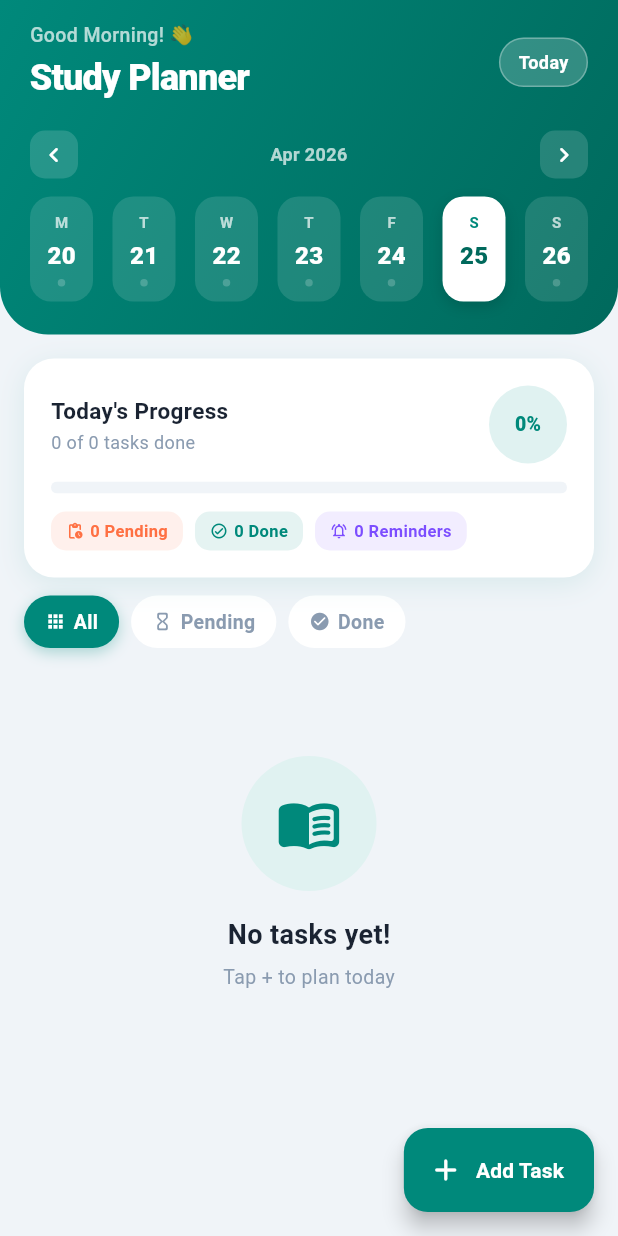
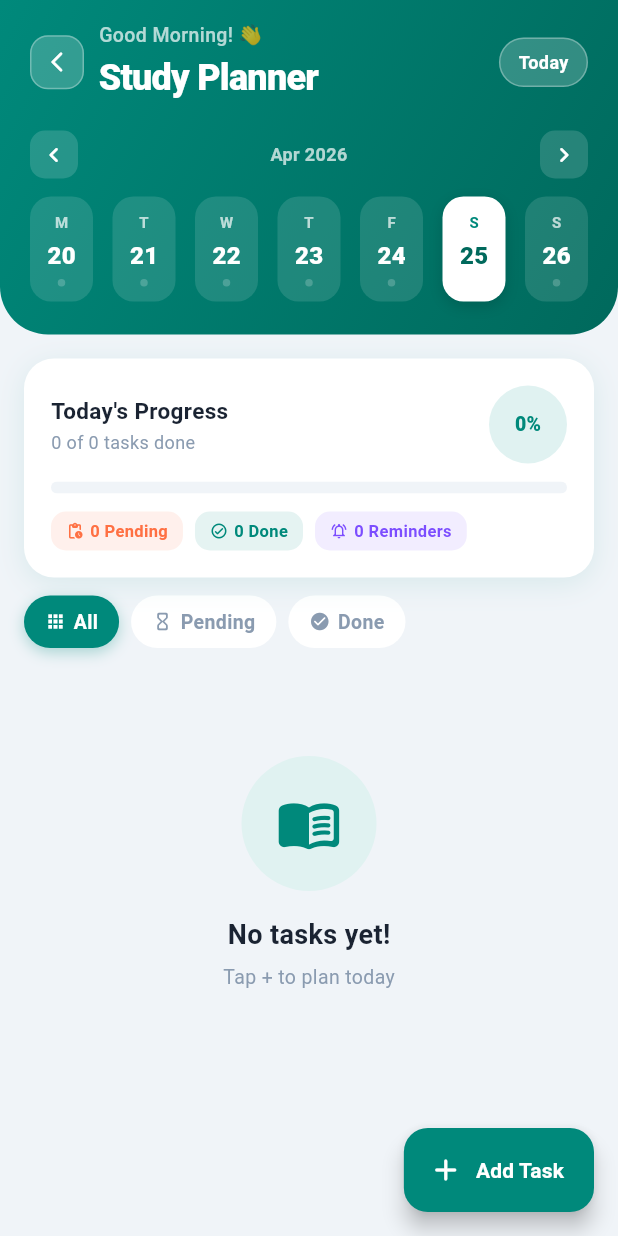
Before and after one commit to SrushtiTarate8/college-student-app, a Flutter app: the screen it shows after launch, after a tap on "Study Planner", on a phone screen of 412 x 824 dp. Run offline on Flutter 3.47's test engine with Material 3 defaults, Android fonts, the phone set to English and light mode, and no system bars; our stand-ins replace flutter_local_notifications, hive_flutter, shared_preferences, timezone; accounts and stored records are empty.

Commit message:
Updated planner screen

```diff
--- a/lib/screens/planner_screen.dart
+++ b/lib/screens/planner_screen.dart
@@ -13,7 +13,7 @@ final FlutterLocalNotificationsPlugin _notifPlugin =
 FlutterLocalNotificationsPlugin();
 
 Future<void> initNotifications() async {
-  tzdata.initializeTimeZones(); // ✅ ENABLE this (important for scheduling)
+  tzdata.initializeTimeZones();
 
   const androidSettings =
   AndroidInitializationSettings('@mipmap/ic_launcher');
@@ -39,14 +39,10 @@ Future<void> initNotifications() async {
     onDidReceiveNotificationResponse: (details) {},
   );
 
-  // ✅ Only THIS permission (safe)
   await _notifPlugin
       .resolvePlatformSpecificImplementation<
       AndroidFlutterLocalNotificationsPlugin>()
       ?.requestNotificationsPermission();
-
-  // ❌ REMOVE THIS LINE (causing settings screen + white screen)
-  // ?.requestExactAlarmsPermission();
 
   await _notifPlugin
       .resolvePlatformSpecificImplementation<
@@ -140,7 +136,7 @@ class Task {
   bool reminderOn;
   String colorHex;
   String priority;
-  String dateKey; // "yyyy-MM-dd"
+  String dateKey;
 
   Task({
     required this.id,
@@ -234,7 +230,6 @@ class _PlannerHomeScreenState extends State<PlannerHomeScreen>
   late AnimationController _fabAnimCtrl;
   late Animation<double> _fabAnim;
 
-  // Selected date (defaults to today)
   late DateTime _selectedDate;
   late DateTime _weekStart;
 
@@ -260,8 +255,6 @@ class _PlannerHomeScreenState extends State<PlannerHomeScreen>
     _fabAnimCtrl.dispose();
     super.dispose();
   }
-
-  // ── Persistence ────────────────────────────────────────────────────────────
 
   void _loadTasks() {
     final raw = _box.get('tasks', defaultValue: []) ?? [];
@@ -352,8 +345,6 @@ class _PlannerHomeScreenState extends State<PlannerHomeScreen>
     }
   }
 
-  // ── Derived ────────────────────────────────────────────────────────────────
-
   String get _selectedKey => Task.keyFromDate(_selectedDate);
 
   List<Task> get _dayTasks =>
@@ -389,15 +380,11 @@ class _PlannerHomeScreenState extends State<PlannerHomeScreen>
     return _allTasks.where((t) => t.dateKey == key).length;
   }
 
-  // ── Navigation ─────────────────────────────────────────────────────────────
-
   void _prevWeek() =>
       setState(() => _weekStart = _weekStart.subtract(const Duration(days: 7)));
 
   void _nextWeek() =>
       setState(() => _weekStart = _weekStart.add(const Duration(days: 7)));
-
-  // ── Build ──────────────────────────────────────────────────────────────────
 
   @override
   Widget build(BuildContext context) {
@@ -458,8 +445,6 @@ class _PlannerHomeScreenState extends State<PlannerHomeScreen>
     );
   }
 
-  // ── Header with interactive week strip ─────────────────────────────────────
-
   Widget _buildHeader() {
     final months = [
       'Jan','Feb','Mar','Apr','May','Jun',
@@ -467,21 +452,20 @@ class _PlannerHomeScreenState extends State<PlannerHomeScreen>
     ];
     final days = ['Mon','Tue','Wed','Thu','Fri','Sat','Sun'];
 
-    // Build 7 day dates starting from _weekStart
     final weekDates = List.generate(7, (i) => _weekStart.add(Duration(days: i)));
 
-    // Determine the month label for the displayed week
     final firstMonth = months[weekDates.first.month - 1];
     final lastMonth  = months[weekDates.last.month - 1];
     final monthLabel = firstMonth == lastMonth
         ? '$firstMonth ${weekDates.first.year}'
         : '$firstMonth – $lastMonth ${weekDates.last.year}';
 
-    // Selected day label
     final selLabel = _isToday(_selectedDate)
         ? 'Today'
         : '${days[_selectedDate.weekday - 1]}, '
         '${_selectedDate.day} ${months[_selectedDate.month - 1]}';
+
+    final canPop = Navigator.of(context).canPop(); // ← for back button
 
     return Container(
       decoration: const BoxDecoration(
@@ -498,10 +482,32 @@ class _PlannerHomeScreenState extends State<PlannerHomeScreen>
       child: Column(
         crossAxisAlignment: CrossAxisAlignment.start,
         children: [
-          // Top row
+          // ── Top row ───────────────────────────────────────────────────
           Row(
             mainAxisAlignment: MainAxisAlignment.spaceBetween,
             children: [
+              Row(
+                children: [
+                  // ✅ BACK BUTTON — only shows when there is a previous screen
+                  if (canPop)
+                    GestureDetector(
+                      onTap: () => Navigator.of(context).pop(),
+                      child: Container(
+                        width: 36,
+                        height: 36,
+                        margin: const EdgeInsets.only(right: 10),
+                        decoration: BoxDecoration(
+                          color: Colors.white.withOpacity(0.2),
+                          borderRadius: BorderRadius.circular(12),
+                          border: Border.all(color: Colors.white30),
+                        ),
+                        child: const Icon(
+                          Icons.arrow_back_ios_new_rounded,
+                          color: Colors.white,
+                          size: 16,
+                        ),
+                      ),
+                    ),
                   Column(
                     crossAxisAlignment: CrossAxisAlignment.start,
                     children: [
@@ -520,6 +526,8 @@ class _PlannerHomeScreenState extends State<PlannerHomeScreen>
                             fontSize: 24,
                             fontWeight: FontWeight.w800,
                             letterSpacing: -0.5),
+                      ),
+                    ],
                   ),
                 ],
               ),
@@ -644,7 +652,6 @@ class _PlannerHomeScreenState extends State<PlannerHomeScreen>
                         ),
                       ),
                       const SizedBox(height: 4),
-                      // Task count dot
                       count > 0
                           ? Container(
                         padding: const EdgeInsets.symmetric(
@@ -657,10 +664,8 @@ class _PlannerHomeScreenState extends State<PlannerHomeScreen>
                         ),
                         child: Text(
                           '$count',
-                          style: TextStyle(
-                            color: isSelected
-                                ? Colors.white
-                                : Colors.white,
+                          style: const TextStyle(
+                            color: Colors.white,
                             fontSize: 9,
                             fontWeight: FontWeight.w700,
                           ),
@@ -684,8 +689,6 @@ class _PlannerHomeScreenState extends State<PlannerHomeScreen>
       ),
     );
   }
-
-  // ── Progress card ──────────────────────────────────────────────────────────
 
   Widget _buildProgressCard() {
     return Container(
@@ -788,8 +791,6 @@ class _PlannerHomeScreenState extends State<PlannerHomeScreen>
     return '${days[_selectedDate.weekday - 1]} ${_selectedDate.day} ${months[_selectedDate.month - 1]}';
   }
 
-  // ── Filter row ─────────────────────────────────────────────────────────────
-
   Widget _buildFilterRow() {
     final filters = [
       ('all', 'All', Icons.apps_rounded),
@@ -838,8 +839,6 @@ class _PlannerHomeScreenState extends State<PlannerHomeScreen>
     );
   }
 
-  // ── Empty state ────────────────────────────────────────────────────────────
-
   Widget _buildEmptyState() {
     return Padding(
       padding: const EdgeInsets.symmetric(vertical: 60),
@@ -868,8 +867,6 @@ class _PlannerHomeScreenState extends State<PlannerHomeScreen>
       ),
     );
   }
-
-  // ── Sheet opener ───────────────────────────────────────────────────────────
 
   void _showTaskSheet(BuildContext context, {Task? task}) {
     showModalBottomSheet(
@@ -1072,7 +1069,6 @@ class _TaskCardState extends State<_TaskCard>
                                     color: kTextMuted,
                                     fontWeight: FontWeight.w600)),
                             const Spacer(),
-                            // Reminder toggle
                             GestureDetector(
                               onTap: widget.onToggleReminder,
                               child: Container(
@@ -1095,7 +1091,6 @@ class _TaskCardState extends State<_TaskCard>
                               ),
                             ),
                             const SizedBox(width: 6),
-                            // Delete
                             GestureDetector(
                               onTap: () {
                                 HapticFeedback.lightImpact();
@@ -1161,7 +1156,7 @@ class _StatPill extends StatelessWidget {
 }
 
 // ══════════════════════════════════════════════════════════════════════════════
-//  ADD / EDIT TASK SHEET  — now with date picker
+//  ADD / EDIT TASK SHEET
 // ══════════════════════════════════════════════════════════════════════════════
 
 class _AddEditTaskSheet extends StatefulWidget {
@@ -1264,7 +1259,6 @@ class _AddEditTaskSheetState extends State<_AddEditTaskSheet> {
       return;
     }
 
-    // Warn if reminder is set for a past time
     if (_reminderOn) {
       final scheduled = DateTime(
           _taskDate.year, _taskDate.month, _taskDate.day,
@@ -1312,6 +1306,10 @@ class _AddEditTaskSheetState extends State<_AddEditTaskSheet> {
         child: Column(
           crossAxisAlignment: CrossAxisAlignment.start,
           children: [
+            // ── Handle + close button ─────────────────────────────────
+            Stack(
+              alignment: Alignment.center,
+              children: [
                 Center(
                   child: Container(
                     width: 40,
@@ -1321,8 +1319,28 @@ class _AddEditTaskSheetState extends State<_AddEditTaskSheet> {
                         borderRadius: BorderRadius.circular(4)),
                   ),
                 ),
+                // ✅ CLOSE button (top-right of sheet)
+                Align(
+                  alignment: Alignment.centerRight,
+                  child: GestureDetector(
+                    onTap: () => Navigator.of(context).pop(),
+                    child: Container(
+                      width: 32,
+                      height: 32,
+                      decoration: BoxDecoration(
+                        color: kBgGrey,
+                        borderRadius: BorderRadius.circular(10),
+                      ),
+                      child: const Icon(Icons.close_rounded,
+                          size: 18, color: kTextMuted),
+                    ),
+                  ),
+                ),
+              ],
+            ),
             const SizedBox(height: 16),
-            // Title
+
+            // Title row
             Row(
               children: [
                 Container(
@@ -1362,7 +1380,6 @@ class _AddEditTaskSheetState extends State<_AddEditTaskSheet> {
                 maxLines: 3),
             const SizedBox(height: 14),
 
-            // Date picker row
             _SheetLabel('Date'),
             const SizedBox(height: 6),
             GestureDetector(
@@ -1394,7 +1411,6 @@ class _AddEditTaskSheetState extends State<_AddEditTaskSheet> {
             ),
             const SizedBox(height: 14),
 
-            // Time picker row
             _SheetLabel('Time'),
             const SizedBox(height: 6),
             GestureDetector(
@@ -1489,7 +1505,6 @@ class _AddEditTaskSheetState extends State<_AddEditTaskSheet> {
             ),
             const SizedBox(height: 14),
 
-            // Reminder toggle
             Container(
               padding: const EdgeInsets.symmetric(
                   horizontal: 14, vertical: 12),
```
Lines whose indentation alone changed are shown as unchanged.
